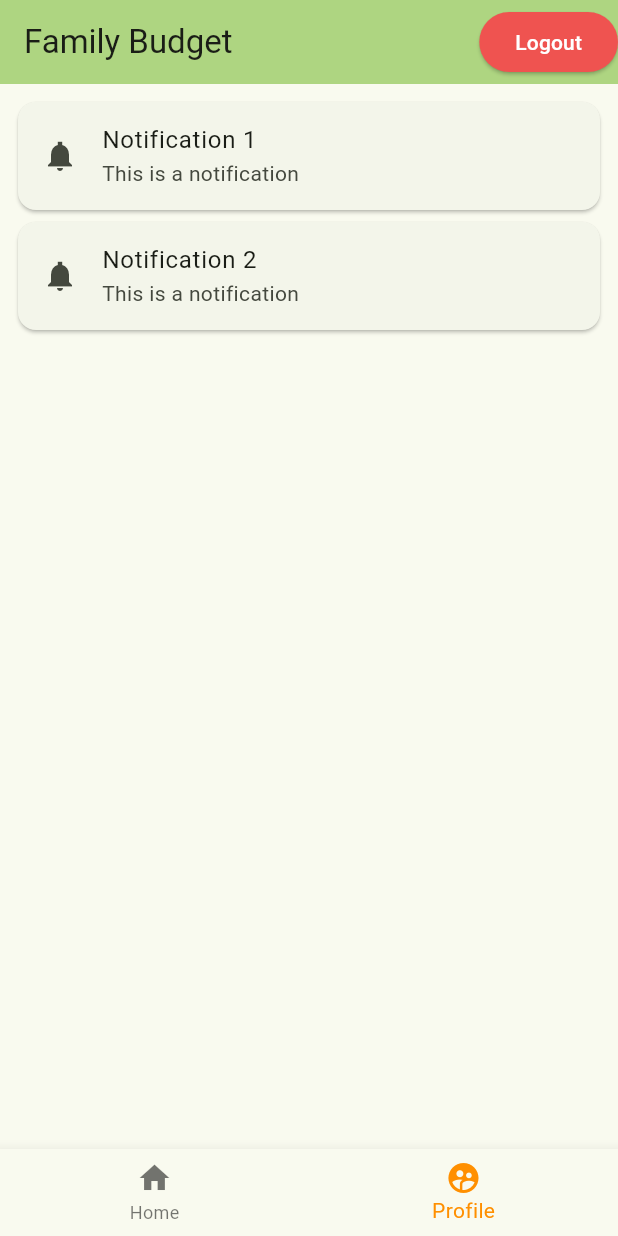
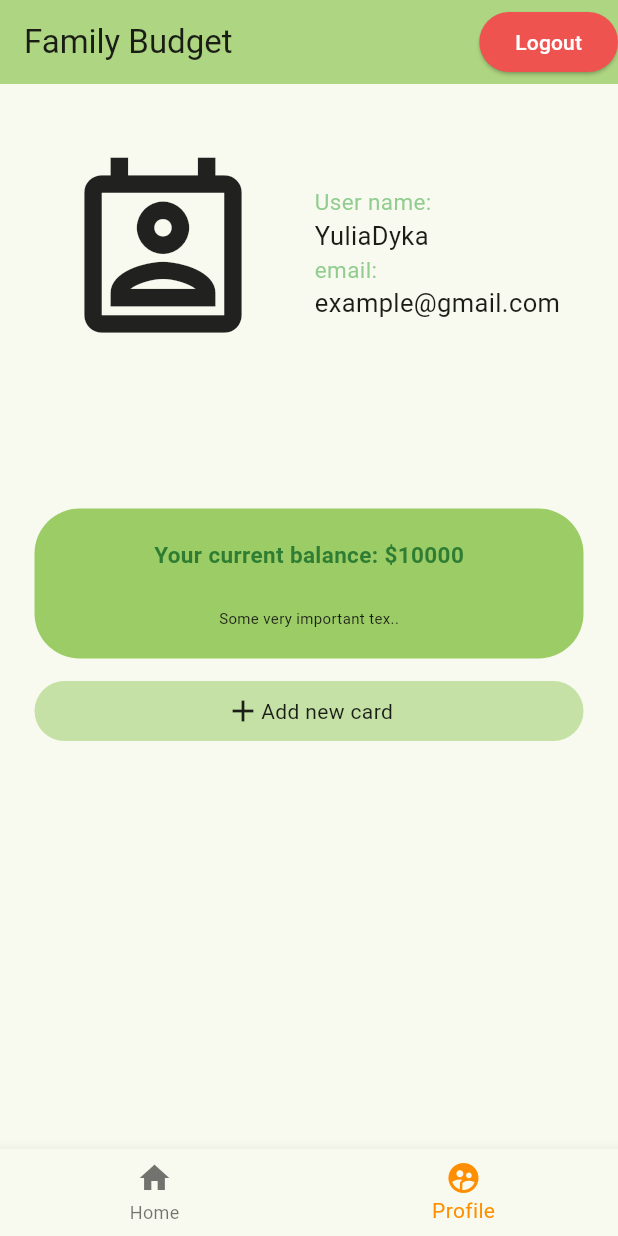
Before and after one commit to YuliaDyka/flutter_app, a Flutter app: the NavigationExample screen opened directly, item 2 of the bottom bar chosen, on a phone screen of 412 x 824 dp. Run offline on Flutter 3.47's test engine with Material 3 defaults, Android fonts, the phone set to English and light mode, and no system bars.

Commit message:
updated profile page

```diff
--- a/lib/homepage.dart
+++ b/lib/homepage.dart
@@ -297,23 +297,80 @@ class _NavigationExampleState extends State<NavigationExample> {
         //),
 
         /// Profile page
-        const Padding(
-          padding: EdgeInsets.all(8),
+        Padding(
+          padding: const EdgeInsets.all(8),
           child: Column(
-            children: <Widget>[
-              Card(
-                child: ListTile(
-                  leading: Icon(Icons.notifications_sharp),
-                  title: Text('Notification 1'),
-                  subtitle: Text('This is a notification'),
-                ),
-              ),
-              Card(
-                child: ListTile(
-                  leading: Icon(Icons.notifications_sharp),
-                  title: Text('Notification 2'),
-                  subtitle: Text('This is a notification'),
-                ),
+            children: <Widget> [
+              Padding(
+                  padding: const EdgeInsets.all(15),
+                  child: Column(
+                    children: [
+                      const SizedBox(height: 20,),
+                      Row(
+                        crossAxisAlignment: CrossAxisAlignment.center,
+                        mainAxisAlignment: MainAxisAlignment.spaceAround,
+                        children: [
+                          const Icon(Icons.perm_contact_calendar_outlined, size: 140,),
+                          Column(
+                            crossAxisAlignment: CrossAxisAlignment.start,
+                            children: [
+                              Text('User name:', style: TextStyle(fontSize: 15, color:Colors.green.withOpacity(0.6)),  ),
+                              const Text('YuliaDyka', style: TextStyle(fontSize: 17, ),  ),
+                              Text('email:', style: TextStyle(fontSize: 15, color:Colors.green.withOpacity(0.6)),  ),
+                              const Text('example@gmail.com', style: TextStyle(fontSize: 17, ),  ),
+                            ],
+                          ),
+                        ],
+                      ),
+                      Column(
+
+                        children: [
+                          const SizedBox(height: 100,),
+                          Container(
+                            height: 100,
+                            width: 400,
+                            decoration: BoxDecoration(
+                              borderRadius: BorderRadius.circular(30),
+                              color: Colors.lightGreen[400],
+
+                            ),
+                            child: Padding(
+                              padding: const EdgeInsets.all(20),
+                              child: Column(
+                                children: [
+                                  Text('Your current balance: \$10000', style: TextStyle(
+                                      fontSize: 15, color: Colors.green[800],fontWeight: FontWeight.bold, ),),
+                                  const SizedBox(height: 25,),
+                                  const Text('Some very important tex..', style: TextStyle(fontSize: 10),),
+                                ],
+                              ),
+                            ),
+                          ),
+                          const SizedBox(height: 15,),
+                          Container(
+                            height: 40,
+                            width: 400,
+                            decoration: BoxDecoration(
+                              borderRadius: BorderRadius.circular(30),
+                              color: Colors.lightGreen[200],
+                            ),
+
+                            child: const Padding(
+
+                              padding: EdgeInsets.all(7),
+                              child: Row(
+                                mainAxisAlignment: MainAxisAlignment.center,
+                                children: [
+                                  Icon(Icons.add),
+                                  Text('Add new card'),
+                                ],
+                              ),
+                            ),
+                          ),
+                        ],
+                      ),
+                    ],
+                  ),
               ),
             ],
           ),
```
